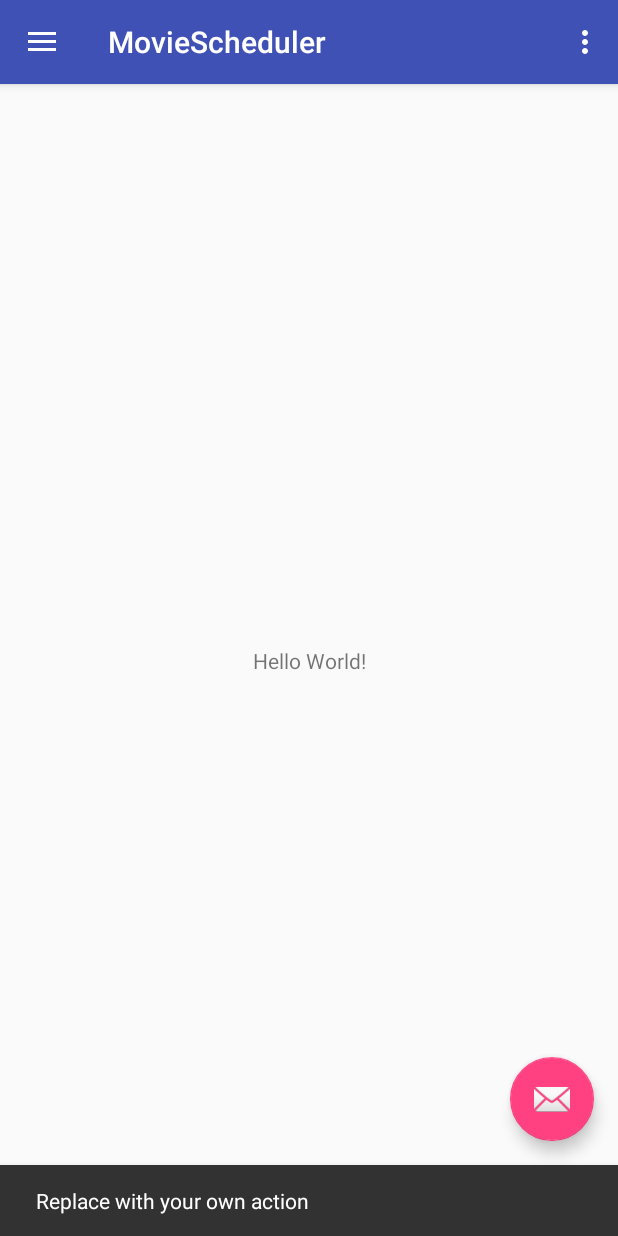
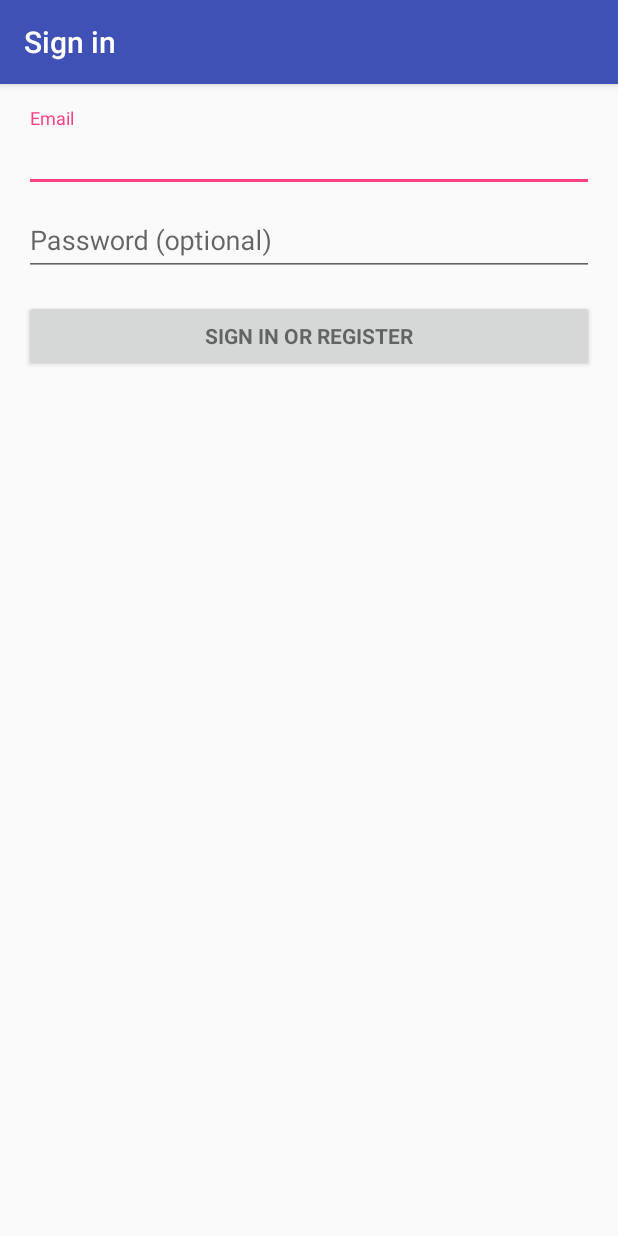
Before and after one commit to RazvanSebastian/TD-school-project, an Android app: the screen it shows after launch (MainActivity before the commit, LoginActivity after it), after a tap on an icon or button, on a phone screen of 412 x 824 dp. Run offline under Robolectric (Android 15) with nearby library versions, the phone set to English and light mode, and no system bars; 2 statements that could not run were skipped.

Commit message:
LoginActivity+ class to save token+details local

```diff
--- /dev/null
+++ b/MovieScheduler/app/src/main/java/com/moviescheduler/LoginActivity.java
@@ -0,0 +1,360 @@
+package com.moviescheduler;
+
+import android.animation.Animator;
+import android.animation.AnimatorListenerAdapter;
+import android.annotation.TargetApi;
+import android.content.pm.PackageManager;
+import android.support.annotation.NonNull;
+import android.support.design.widget.Snackbar;
+import android.support.v7.app.AppCompatActivity;
+import android.app.LoaderManager.LoaderCallbacks;
+
+import android.content.CursorLoader;
+import android.content.Loader;
+import android.database.Cursor;
+import android.net.Uri;
+import android.os.AsyncTask;
+
+import android.os.Build;
+import android.os.Bundle;
+import android.provider.ContactsContract;
+import android.text.TextUtils;
+import android.view.KeyEvent;
+import android.view.View;
+import android.view.View.OnClickListener;
+import android.view.inputmethod.EditorInfo;
+import android.widget.ArrayAdapter;
+import android.widget.AutoCompleteTextView;
+import android.widget.Button;
+import android.widget.EditText;
+import android.widget.TextView;
+
+import java.util.ArrayList;
+import java.util.List;
+
+import static android.Manifest.permission.READ_CONTACTS;
+
+/**
+ * A login screen that offers login via email/password.
+ */
+public class LoginActivity extends AppCompatActivity implements LoaderCallbacks<Cursor> {
+
+    /**
+     * Id to identity READ_CONTACTS permission request.
+     */
+    private static final int REQUEST_READ_CONTACTS = 0;
+
+    /**
+     * A dummy authentication store containing known user names and passwords.
+     * TODO: remove after connecting to a real authentication system.
+     */
+    private static final String[] DUMMY_CREDENTIALS = new String[]{
+            "foo@example.com:hello", "bar@example.com:world"
+    };
+    /**
+     * Keep track of the login task to ensure we can cancel it if requested.
+     */
+    private UserLoginTask mAuthTask = null;
+
+    // UI references.
+    private AutoCompleteTextView mEmailView;
+    private EditText mPasswordView;
+    private View mProgressView;
+    private View mLoginFormView;
+
+    @Override
+    protected void onCreate(Bundle savedInstanceState) {
+        super.onCreate(savedInstanceState);
+        setContentView(R.layout.activity_login);
+        // Set up the login form.
+        mEmailView = (AutoCompleteTextView) findViewById(R.id.email);
+        //TODO: if token exist this will complete the email field with the email saved
+        if(Token.hasToaken(getApplicationContext())){
+            mEmailView.setText(Token.getToken(getApplicationContext()));
+        }
+        populateAutoComplete();
+
+        mPasswordView = (EditText) findViewById(R.id.password);
+        mPasswordView.setOnEditorActionListener(new TextView.OnEditorActionListener() {
+            @Override
+            public boolean onEditorAction(TextView textView, int id, KeyEvent keyEvent) {
+                if (id == R.id.login || id == EditorInfo.IME_NULL) {
+                    attemptLogin();
+                    return true;
+                }
+                return false;
+            }
+        });
+
+        Button mEmailSignInButton = (Button) findViewById(R.id.email_sign_in_button);
+        mEmailSignInButton.setOnClickListener(new OnClickListener() {
+            @Override
+            public void onClick(View view) {
+                attemptLogin();
+            }
+        });
+
+        mLoginFormView = findViewById(R.id.login_form);
+        mProgressView = findViewById(R.id.login_progress);
+    }
+
+    private void populateAutoComplete() {
+        if (!mayRequestContacts()) {
+            return;
+        }
+
+        getLoaderManager().initLoader(0, null, this);
+    }
+
+    private boolean mayRequestContacts() {
+        if (Build.VERSION.SDK_INT < Build.VERSION_CODES.M) {
+            return true;
+        }
+        if (checkSelfPermission(READ_CONTACTS) == PackageManager.PERMISSION_GRANTED) {
+            return true;
+        }
+        if (shouldShowRequestPermissionRationale(READ_CONTACTS)) {
+            Snackbar.make(mEmailView, R.string.permission_rationale, Snackbar.LENGTH_INDEFINITE)
+                    .setAction(android.R.string.ok, new View.OnClickListener() {
+                        @Override
+                        @TargetApi(Build.VERSION_CODES.M)
+                        public void onClick(View v) {
+                            requestPermissions(new String[]{READ_CONTACTS}, REQUEST_READ_CONTACTS);
+                        }
+                    });
+        } else {
+            requestPermissions(new String[]{READ_CONTACTS}, REQUEST_READ_CONTACTS);
+        }
+        return false;
+    }
+
+    /**
+     * Callback received when a permissions request has been completed.
+     */
+    @Override
+    public void onRequestPermissionsResult(int requestCode, @NonNull String[] permissions,
+                                           @NonNull int[] grantResults) {
+        if (requestCode == REQUEST_READ_CONTACTS) {
+            if (grantResults.length == 1 && grantResults[0] == PackageManager.PERMISSION_GRANTED) {
+                populateAutoComplete();
+            }
+        }
+    }
+
+
+    /**
+     * Attempts to sign in or register the account specified by the login form.
+     * If there are form errors (invalid email, missing fields, etc.), the
+     * errors are presented and no actual login attempt is made.
+     */
+    private void attemptLogin() {
+        if (mAuthTask != null) {
+            return;
+        }
+
+        // Reset errors.
+        mEmailView.setError(null);
+        mPasswordView.setError(null);
+
+        // Store values at the time of the login attempt.
+        String email = mEmailView.getText().toString();
+        String password = mPasswordView.getText().toString();
+
+        boolean cancel = false;
+        View focusView = null;
+
+        // Check for a valid password, if the user entered one.
+        if (!TextUtils.isEmpty(password) && !isPasswordValid(password)) {
+            mPasswordView.setError(getString(R.string.error_invalid_password));
+            focusView = mPasswordView;
+            cancel = true;
+        }
+
+        // Check for a valid email address.
+        if (TextUtils.isEmpty(email)) {
+            mEmailView.setError(getString(R.string.error_field_required));
+            focusView = mEmailView;
+            cancel = true;
+        } else if (!isEmailValid(email)) {
+            mEmailView.setError(getString(R.string.error_invalid_email));
+            focusView = mEmailView;
+            cancel = true;
+        }
+
+        if (cancel) {
+            // There was an error; don't attempt login and focus the first
+            // form field with an error.
+            focusView.requestFocus();
+        } else {
+            // Show a progress spinner, and kick off a background task to
+            // perform the user login attempt.
+            showProgress(true);
+            mAuthTask = new UserLoginTask(email, password);
+            mAuthTask.execute((Void) null);
+        }
+    }
+
+    private boolean isEmailValid(String email) {
+        //TODO: Replace this with your own logic
+        return email.contains("@");
+    }
+
+    private boolean isPasswordValid(String password) {
+        //TODO: Replace this with your own logic
+        return password.length() > 4;
+    }
+
+    /**
+     * Shows the progress UI and hides the login form.
+     */
+    @TargetApi(Build.VERSION_CODES.HONEYCOMB_MR2)
+    private void showProgress(final boolean show) {
+        // On Honeycomb MR2 we have the ViewPropertyAnimator APIs, which allow
+        // for very easy animations. If available, use these APIs to fade-in
+        // the progress spinner.
+        if (Build.VERSION.SDK_INT >= Build.VERSION_CODES.HONEYCOMB_MR2) {
+            int shortAnimTime = getResources().getInteger(android.R.integer.config_shortAnimTime);
+
+            mLoginFormView.setVisibility(show ? View.GONE : View.VISIBLE);
+            mLoginFormView.animate().setDuration(shortAnimTime).alpha(
+                    show ? 0 : 1).setListener(new AnimatorListenerAdapter() {
+                @Override
+                public void onAnimationEnd(Animator animation) {
+                    mLoginFormView.setVisibility(show ? View.GONE : View.VISIBLE);
+                }
+            });
+
+            mProgressView.setVisibility(show ? View.VISIBLE : View.GONE);
+            mProgressView.animate().setDuration(shortAnimTime).alpha(
+                    show ? 1 : 0).setListener(new AnimatorListenerAdapter() {
+                @Override
+                public void onAnimationEnd(Animator animation) {
+                    mProgressView.setVisibility(show ? View.VISIBLE : View.GONE);
+                }
+            });
+        } else {
+            // The ViewPropertyAnimator APIs are not available, so simply show
+            // and hide the relevant UI components.
+            mProgressView.setVisibility(show ? View.VISIBLE : View.GONE);
+            mLoginFormView.setVisibility(show ? View.GONE : View.VISIBLE);
+        }
+    }
+
+    @Override
+    public Loader<Cursor> onCreateLoader(int i, Bundle bundle) {
+        return new CursorLoader(this,
+                // Retrieve data rows for the device user's 'profile' contact.
+                Uri.withAppendedPath(ContactsContract.Profile.CONTENT_URI,
+                        ContactsContract.Contacts.Data.CONTENT_DIRECTORY), ProfileQuery.PROJECTION,
+
+                // Select only email addresses.
+                ContactsContract.Contacts.Data.MIMETYPE +
+                        " = ?", new String[]{ContactsContract.CommonDataKinds.Email
+                .CONTENT_ITEM_TYPE},
+
+                // Show primary email addresses first. Note that there won't be
+                // a primary email address if the user hasn't specified one.
+                ContactsContract.Contacts.Data.IS_PRIMARY + " DESC");
+    }
+
+    @Override
+    public void onLoadFinished(Loader<Cursor> cursorLoader, Cursor cursor) {
+        List<String> emails = new ArrayList<>();
+        cursor.moveToFirst();
+        while (!cursor.isAfterLast()) {
+            emails.add(cursor.getString(ProfileQuery.ADDRESS));
+            cursor.moveToNext();
+        }
+
+        addEmailsToAutoComplete(emails);
+    }
+
+    @Override
+    public void onLoaderReset(Loader<Cursor> cursorLoader) {
+
+    }
+
+    private void addEmailsToAutoComplete(List<String> emailAddressCollection) {
+        //Create adapter to tell the AutoCompleteTextView what to show in its dropdown list.
+        ArrayAdapter<String> adapter =
+                new ArrayAdapter<>(LoginActivity.this,
+                        android.R.layout.simple_dropdown_item_1line, emailAddressCollection);
+
+        mEmailView.setAdapter(adapter);
+    }
+
+
+    private interface ProfileQuery {
+        String[] PROJECTION = {
+                ContactsContract.CommonDataKinds.Email.ADDRESS,
+                ContactsContract.CommonDataKinds.Email.IS_PRIMARY,
+        };
+
+        int ADDRESS = 0;
+        int IS_PRIMARY = 1;
+    }
+
+    /**
+     * Represents an asynchronous login/registration task used to authenticate
+     * the user.
+     */
+    public class UserLoginTask extends AsyncTask<Void, Void, Boolean> {
+
+        private final String mEmail;
+        private final String mPassword;
+
+        UserLoginTask(String email, String password) {
+            mEmail = email;
+            mPassword = password;
+        }
+
+        @Override
+        protected Boolean doInBackground(Void... params) {
+            // TODO: attempt authentication against a network service.
+
+            try {
+                // Simulate network access.
+                Thread.sleep(2000);
+            } catch (InterruptedException e) {
+                return false;
+            }
+
+            // TODO: save the token
+            Token.saveToken(mEmail,getApplicationContext());
+
+
+            for (String credential : DUMMY_CREDENTIALS) {
+                String[] pieces = credential.split(":");
+                if (pieces[0].equals(mEmail)) {
+                    // Account exists, return true if the password matches.
+
+
+
+                    return pieces[1].equals(mPassword);
+                }
+            }
+
+            // TODO: register the new account here.
+            return true;
+        }
+
+        @Override
+        protected void onPostExecute(final Boolean success) {
+            mAuthTask = null;
+            showProgress(false);
+
+            if (success) {
+                finish();
+            } else {
+                mPasswordView.setError(getString(R.string.error_incorrect_password));
+                mPasswordView.requestFocus();
+            }
+        }
+
+        @Override
+        protected void onCancelled() {
+            mAuthTask = null;
+            showProgress(false);
+        }
+    }
+}
--- a/MovieScheduler/app/src/main/java/com/moviescheduler/MainActivity.java
+++ b/MovieScheduler/app/src/main/java/com/moviescheduler/MainActivity.java
@@ -1,9 +1,9 @@
 package com.moviescheduler;
 
-import android.content.Context;
+
+import android.content.Intent;
 import android.os.Bundle;
 import android.support.design.widget.FloatingActionButton;
-import android.support.design.widget.Snackbar;
 import android.view.View;
 import android.support.design.widget.NavigationView;
 import android.support.v4.view.GravityCompat;
@@ -14,7 +14,7 @@ import android.support.v7.widget.Toolbar;
 import android.view.Menu;
 import android.view.MenuItem;
 import android.support.v4.app.*;
-import android.widget.Toast;
+
 
 public class MainActivity extends AppCompatActivity
         implements NavigationView.OnNavigationItemSelectedListener {
@@ -30,8 +30,12 @@ public class MainActivity extends AppCompatActivity
         fab.setOnClickListener(new View.OnClickListener() {
             @Override
             public void onClick(View view) {
-                Snackbar.make(view, "Replace with your own action", Snackbar.LENGTH_LONG)
+                startLoginActivity();
+
+
+                /*Snackbar.make(view, "Replace with your own action", Snackbar.LENGTH_LONG)
                         .setAction("Action", null).show();
+                        */
             }
         });
 
@@ -45,6 +49,11 @@ public class MainActivity extends AppCompatActivity
         navigationView.setNavigationItemSelectedListener(this);
     }
 
+    public void startLoginActivity(){
+        Intent intent = new Intent(this, LoginActivity.class);
+
+        startActivity(intent);
+    }
     @Override
     public void onBackPressed() {
         DrawerLayout drawer = (DrawerLayout) findViewById(R.id.drawer_layout);
@@ -94,6 +103,8 @@ public class MainActivity extends AppCompatActivity
         } else if (id == R.id.nav_second_layout) {
             fragmentManager.beginTransaction().replace(R.id.content_frame,new SecondFragment()).commit();
         } else if (id == R.id.nav_third_layout) {
+            //TODO: Logout - delete Token
+            Token.deleteToken(this);
             fragmentManager.beginTransaction().replace(R.id.content_frame,new ThirdFragment()).commit();
         } else if (id == R.id.nav_share) {
 
--- /dev/null
+++ b/MovieScheduler/app/src/main/res/layout/activity_login.xml
@@ -0,0 +1,77 @@
+<LinearLayout xmlns:android="http://schemas.android.com/apk/res/android"
+    xmlns:tools="http://schemas.android.com/tools"
+    android:layout_width="match_parent"
+    android:layout_height="match_parent"
+    android:gravity="center_horizontal"
+    android:orientation="vertical"
+    android:paddingBottom="@dimen/activity_vertical_margin"
+    android:paddingLeft="@dimen/activity_horizontal_margin"
+    android:paddingRight="@dimen/activity_horizontal_margin"
+    android:paddingTop="@dimen/activity_vertical_margin"
+    tools:context="com.moviescheduler.LoginActivity">
+
+    <!-- Login progress -->
+    <ProgressBar
+        android:id="@+id/login_progress"
+        style="?android:attr/progressBarStyleLarge"
+        android:layout_width="wrap_content"
+        android:layout_height="wrap_content"
+        android:layout_marginBottom="8dp"
+        android:visibility="gone" />
+
+    <ScrollView
+        android:id="@+id/login_form"
+        android:layout_width="match_parent"
+        android:layout_height="match_parent">
+
+        <LinearLayout
+            android:id="@+id/email_login_form"
+            android:layout_width="match_parent"
+            android:layout_height="wrap_content"
+            android:orientation="vertical">
+
+            <android.support.design.widget.TextInputLayout
+                android:layout_width="match_parent"
+                android:layout_height="wrap_content">
+
+                <AutoCompleteTextView
+                    android:id="@+id/email"
+                    android:layout_width="match_parent"
+                    android:layout_height="wrap_content"
+                    android:hint="@string/prompt_email"
+                    android:inputType="textEmailAddress"
+                    android:maxLines="1"
+                    android:singleLine="true" />
+
+            </android.support.design.widget.TextInputLayout>
+
+            <android.support.design.widget.TextInputLayout
+                android:layout_width="match_parent"
+                android:layout_height="wrap_content">
+
+                <EditText
+                    android:id="@+id/password"
+                    android:layout_width="match_parent"
+                    android:layout_height="wrap_content"
+                    android:hint="@string/prompt_password"
+                    android:imeActionId="@+id/login"
+                    android:imeActionLabel="@string/action_sign_in_short"
+                    android:imeOptions="actionUnspecified"
+                    android:inputType="textPassword"
+                    android:maxLines="1"
+                    android:singleLine="true" />
+
+            </android.support.design.widget.TextInputLayout>
+
+            <Button
+                android:id="@+id/email_sign_in_button"
+                style="?android:textAppearanceSmall"
+                android:layout_width="match_parent"
+                android:layout_height="wrap_content"
+                android:layout_marginTop="16dp"
+                android:text="@string/action_sign_in"
+                android:textStyle="bold" />
+
+        </LinearLayout>
+    </ScrollView>
+</LinearLayout>
--- a/MovieScheduler/app/src/main/res/values/strings.xml
+++ b/MovieScheduler/app/src/main/res/values/strings.xml
@@ -5,4 +5,18 @@
     <string name="navigation_drawer_close">Close navigation drawer</string>
 
     <string name="action_settings">Settings</string>
+    <string name="title_activity_login">Sign in</string>
+
+    <!-- Strings related to login -->
+    <string name="prompt_email">Email</string>
+    <string name="prompt_password">Password (optional)</string>
+    <string name="action_sign_in">Sign in or register</string>
+    <string name="action_sign_in_short">Sign in</string>
+    <string name="error_invalid_email">This email address is invalid</string>
+    <string name="error_invalid_password">This password is too short</string>
+    <string name="error_incorrect_password">This password is incorrect</string>
+    <string name="error_field_required">This field is required</string>
+    <string name="permission_rationale">"Contacts permissions are needed for providing email
+        completions."
+    </string>
 </resources>
```
Also changed, not shown: MovieScheduler/app/src/main/AndroidManifest.xml (+9 -3 lines), MovieScheduler/app/src/main/java/com/moviescheduler/Token.java (added, +44 -0 lines).
